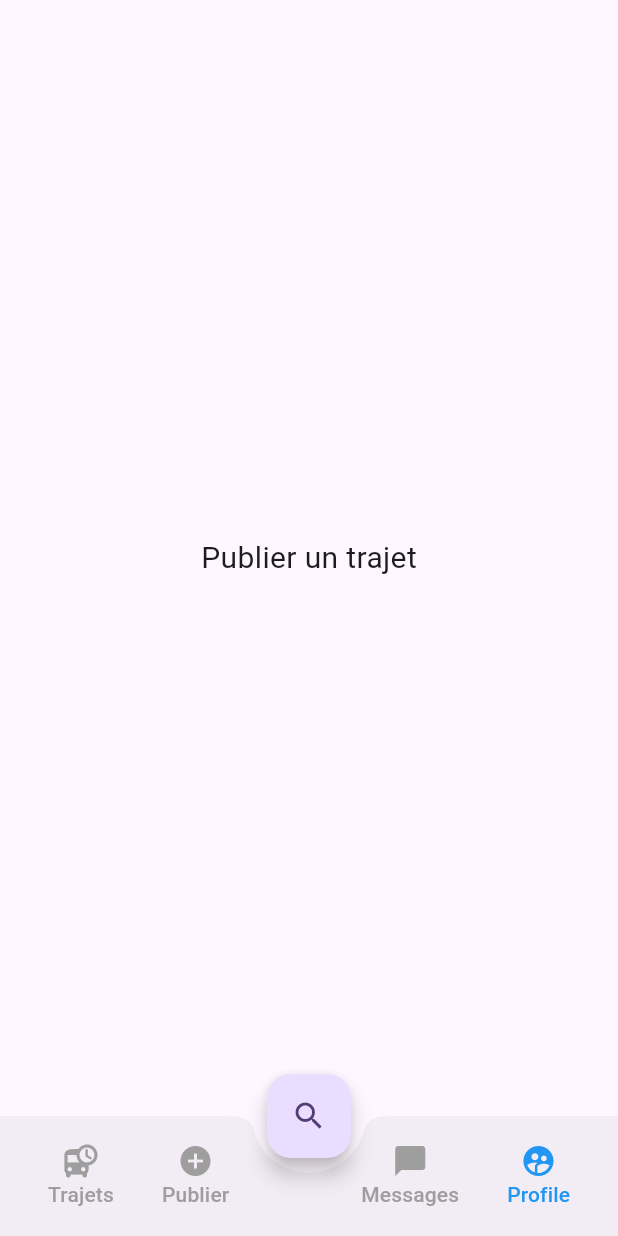
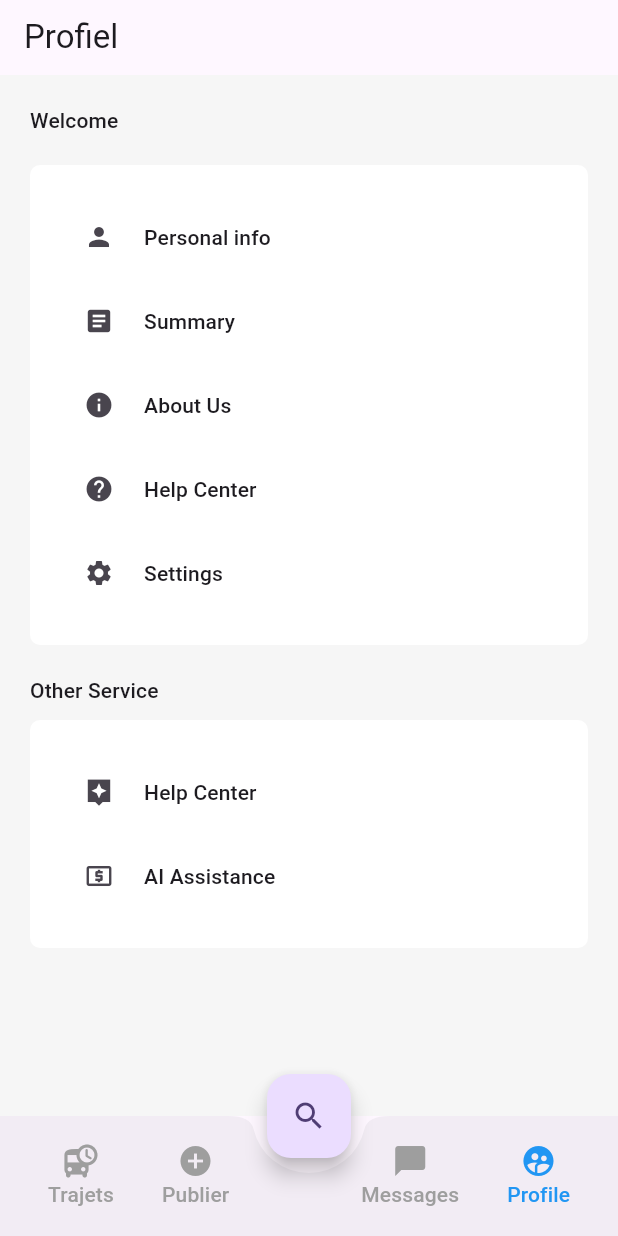
Before and after one commit to JordanScott1411/car_sharev1, a Flutter app: the Home screen opened directly, item 2 of the bottom bar chosen, after a tap on "Profile", on a phone screen of 412 x 824 dp. Run offline on Flutter 3.47's test engine with Material 3 defaults, Android fonts, the phone set to English and light mode, and no system bars; our stand-ins replace email_validator, firebase_auth, firebase_core, firebase_database, fluttertoast, google_fonts and 1 more; missing offline and left inert: dart:js_util; accounts and stored records are empty; Roboto replaces fonts that are missing (Montserrat).

```diff
--- a/lib/UI/home.dart
+++ b/lib/UI/home.dart
@@ -18,7 +18,7 @@ class _HomeState extends State<Home>{
   final List<Widget>screens = [
     Mytrajet(),
     Chat(),
-    Profile(),
+    ProfileScreen(),
     SuiviTraj(),
     PostTra(),
   ];
@@ -133,7 +133,7 @@ class _HomeState extends State<Home>{
               minWidth: 40,
               onPressed:() {
                 setState(() {
-                  currentScreen= PostTra();
+                  currentScreen= ProfileScreen();
                   currentTab=3;
                 });
               },
--- a/lib/UI/profile.dart
+++ b/lib/UI/profile.dart
@@ -1,17 +1,137 @@
+import 'package:flutter/material.dart';
+import 'package:google_fonts/google_fonts.dart';
 
-import 'package:flutter/material.dart';
 
-  class Profile extends StatefulWidget {
+
+class ProfileScreen extends StatefulWidget {
+  ProfileScreen({super.key});
+
   @override
-    _ProfileState createState() => _ProfileState();
+  State<ProfileScreen> createState() => _ProfileScreenState();
 }
 
-  class _ProfileState extends State<Profile> {
+class _ProfileScreenState extends State<ProfileScreen> {
+  List<String> listInfo = [
+    "Personal info",
+    "Summary",
+    "About Us",
+    "Help Center",
+    "Settings",
+
+  ];
+
+  List<IconData> listIcons = [
+    Icons.person,
+    Icons.article,
+    Icons.info,
+    Icons.help,
+    Icons.settings
+  ];
+
+  List<String> AIlistInfo = [
+    "Help Center",
+    "AI Assistance",
+  ];
+
+  List<IconData> AIlistIcons = [
+    Icons.assistant_sharp,
+    Icons.local_atm,
+  ];
+  final double kDefaultPadding = 20;
+
   @override
   Widget build(BuildContext context) {
     return Scaffold(
-        body: const Center(
-          child: Text('Mon profile', style: TextStyle(fontSize: 40),),
+      backgroundColor: Color(0xFFF6F6F6),
+      appBar: buildAppBar(context),
+      body: SingleChildScrollView(
+        child: Padding(
+          padding: const EdgeInsets.all(20),
+          child: Column(
+            crossAxisAlignment: CrossAxisAlignment.start,
+            children: [
+              Text(
+                "Welcome ",
+                style: Theme.of(context).textTheme.titleSmall!.copyWith(),
+              ),
+              const SizedBox(height: 20 / 2,),
+              //  const PremiumCard(),
+              const SizedBox(height: 20/2,),
+              Container(
+                padding: EdgeInsets.all(kDefaultPadding),
+                decoration: BoxDecoration(
+                  color: Colors.white,
+                  borderRadius: BorderRadius.circular(kDefaultPadding / 3),
+                ),
+                child: Column(children:  List.generate(
+                  listIcons.length,
+                      (index) => ListTile(
+                    leading: Icon(
+                      listIcons[index],
+                      size: 20,
+                      // color: kPrimaryColor,
+                    ),
+                    title: Text(
+                      listInfo[index],
+                      style: Theme.of(context).textTheme.labelLarge,
+                    ),
+                    onTap: () {
+                      // Action à exécuter lorsqu'un ListTile est cliqué
+                      print('Tapped on ${listInfo[index]}');
+                    },
+                  ),
+                ),
+                ),
+              ),
+              const SizedBox(height: 20,),
+              Text(
+                "Other Service",
+                style: Theme.of(context).textTheme.titleSmall!.copyWith(
+                  fontFamily: "Montserrat",
+                ),
+              ),
+              const SizedBox(height: 20 / 2,),
+              Container(
+                padding: EdgeInsets.all(kDefaultPadding),
+                decoration: BoxDecoration(
+                  color: Colors.white,
+                  borderRadius: BorderRadius.circular(kDefaultPadding / 3),
+                ),
+                child: Column(children:  List.generate(
+                  AIlistIcons.length,
+                      (index) => ListTile(
+                    leading: Icon(
+                      AIlistIcons[index],
+                      size: 20,
+                      // color: kPrimaryColor,
+                    ),
+                    title: Text(
+                      AIlistInfo[index],
+                      style: Theme.of(context).textTheme.labelLarge,
+                    ),
+                    onTap: () {
+                      // Action à exécuter lorsqu'un ListTile est cliqué
+                      print('Tapped on ${listInfo[index]}');
+                    },
+                  ),
+                ),
+                ),
+              ),
+
+            ],
+          ),
+        ),
+      ),
+    );
+  }
+
+  AppBar buildAppBar(BuildContext context) {
+    return AppBar(
+      toolbarHeight: 50,
+      surfaceTintColor: Colors.white,
+      automaticallyImplyLeading: false,
+      title: Text(
+        "Profiel",
       ),
     );
   }
--- a/pubspec.yaml
+++ b/pubspec.yaml
@@ -44,6 +44,8 @@ dependencies:
   firebase_messaging: ^14.8.0
   intl_phone_field: ^3.1.0
   fluttertoast: ^8.1.2
+  google_fonts: ^6.2.1
+
 
 dev_dependencies:
   flutter_test:
```
Also changed, not shown: pubspec.lock, 3 other files. Lines whose indentation alone changed are shown as unchanged.
